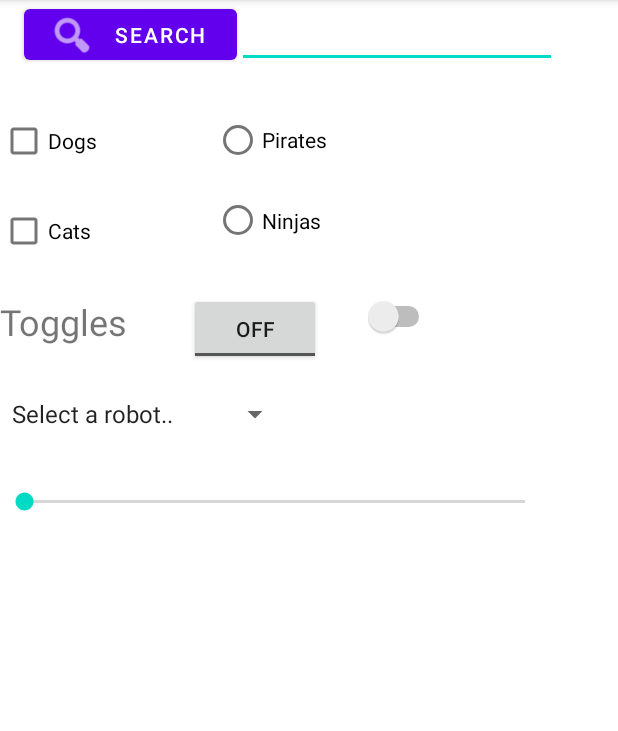
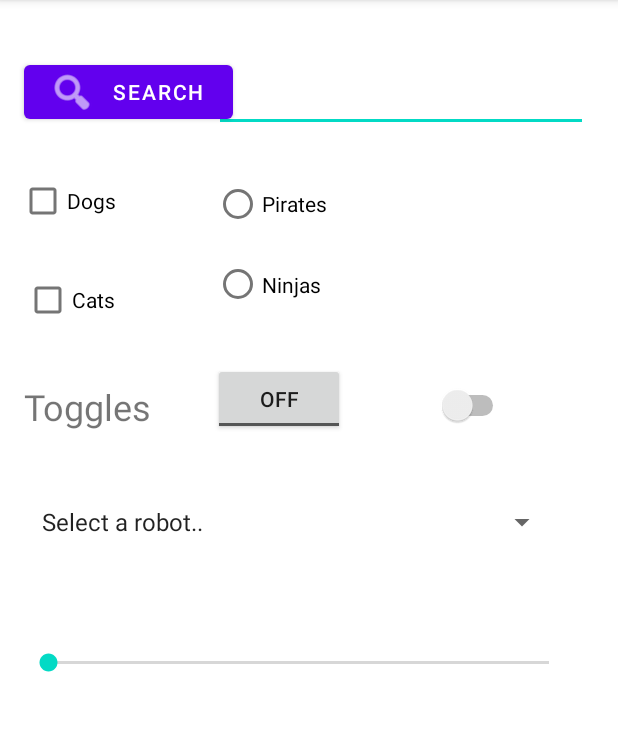
Before and after one commit to AlfredLouisCarpio/Carpio_IT-Elec2-1-30, an Android app: the ListActivity screen opened directly, with no data from a screen before it, on a phone screen of 412 x 824 dp, the part 84-815 px from its top. Run offline under Robolectric (Android 15) with nearby library versions, the phone set to English and light mode, and no system bars.

Commit message:
ListView Activity

```diff
--- a/app/src/main/res/layout/activity_list.xml
+++ b/app/src/main/res/layout/activity_list.xml
@@ -8,91 +8,116 @@
 
     <EditText
         android:id="@+id/editTextTextPersonName"
-        android:layout_width="wrap_content"
-        android:layout_height="wrap_content"
+        android:layout_width="249dp"
+        android:layout_height="52dp"
         android:ems="10"
         android:inputType="textPersonName"
+        app:layout_constraintBottom_toBottomOf="parent"
         app:layout_constraintEnd_toEndOf="parent"
-        app:layout_constraintHorizontal_bias="0.0"
-        app:layout_constraintStart_toEndOf="@+id/button2"
-        tools:layout_editor_absoluteY="36dp" />
+        app:layout_constraintHorizontal_bias="0.876"
+        app:layout_constraintStart_toStartOf="parent"
+        app:layout_constraintTop_toTopOf="parent"
+        app:layout_constraintVertical_bias="0.05" />
 
     <Button
         android:id="@+id/button2"
-        android:layout_width="142dp"
-        android:layout_height="46dp"
-        android:text="SEARCH"
+        android:layout_width="139dp"
+        android:layout_height="48dp"
+        android:text="@string/search"
         app:icon="@android:drawable/ic_menu_search"
+        app:layout_constraintBottom_toBottomOf="parent"
         app:layout_constraintEnd_toEndOf="parent"
         app:layout_constraintHorizontal_bias="0.059"
         app:layout_constraintStart_toStartOf="parent"
-        tools:layout_editor_absoluteY="35dp" />
+        app:layout_constraintTop_toTopOf="parent"
+        app:layout_constraintVertical_bias="0.052" />
 
     <CheckBox
         android:id="@+id/checkBox2"
         android:layout_width="wrap_content"
         android:layout_height="wrap_content"
-        android:layout_marginTop="24dp"
-        android:text="Dogs"
-        app:layout_constraintTop_toBottomOf="@+id/button2"
-        tools:layout_editor_absoluteX="16dp" />
+        android:text="@string/dogs"
+        app:layout_constraintBottom_toBottomOf="parent"
+        app:layout_constraintEnd_toEndOf="parent"
+        app:layout_constraintHorizontal_bias="0.037"
+        app:layout_constraintStart_toStartOf="parent"
+        app:layout_constraintTop_toTopOf="parent"
+        app:layout_constraintVertical_bias="0.153" />
 
     <CheckBox
         android:id="@+id/checkBox3"
         android:layout_width="wrap_content"
         android:layout_height="wrap_content"
-        android:layout_marginTop="12dp"
-        android:text="Cats"
-        app:layout_constraintTop_toBottomOf="@+id/checkBox2"
-        tools:layout_editor_absoluteX="16dp" />
+        android:text="@string/cats"
+        app:layout_constraintBottom_toBottomOf="parent"
+        app:layout_constraintEnd_toEndOf="parent"
+        app:layout_constraintHorizontal_bias="0.045"
+        app:layout_constraintStart_toStartOf="parent"
+        app:layout_constraintTop_toTopOf="parent"
+        app:layout_constraintVertical_bias="0.244" />
 
     <TextView
         android:id="@+id/textView3"
         android:layout_width="106dp"
         android:layout_height="45dp"
-        android:layout_marginTop="20dp"
-        android:text="Toggles"
+        android:text="@string/toggles"
         android:textSize="24sp"
-        app:layout_constraintTop_toBottomOf="@+id/checkBox3"
-        tools:layout_editor_absoluteX="16dp" />
+        app:layout_constraintBottom_toBottomOf="parent"
+        app:layout_constraintEnd_toEndOf="parent"
+        app:layout_constraintHorizontal_bias="0.052"
+        app:layout_constraintStart_toStartOf="parent"
+        app:layout_constraintTop_toTopOf="parent"
+        app:layout_constraintVertical_bias="0.352" />
 
     <ToggleButton
-        android:id="@+id/toggleButton"
+        android:id="@+id/ToggleButton"
         android:layout_width="wrap_content"
         android:layout_height="wrap_content"
         android:layout_marginStart="20dp"
-        android:layout_marginTop="16dp"
-        android:text="ToggleButton"
+        android:layout_marginTop="20dp"
+        android:text="@string/togglebutton"
+        app:layout_constraintEnd_toEndOf="parent"
+        app:layout_constraintHorizontal_bias="0.0"
         app:layout_constraintStart_toEndOf="@+id/textView3"
         app:layout_constraintTop_toBottomOf="@+id/radioGroup" />
 
     <Switch
         android:id="@+id/switch1"
-        android:layout_width="wrap_content"
-        android:layout_height="wrap_content"
-        android:layout_marginStart="28dp"
-        android:layout_marginTop="152dp"
-        app:layout_constraintStart_toEndOf="@+id/toggleButton"
-        app:layout_constraintTop_toBottomOf="@+id/editTextTextPersonName" />
+        android:layout_width="82dp"
+        android:layout_height="56dp"
+        android:layout_marginStart="48dp"
+        app:layout_constraintBottom_toBottomOf="parent"
+        app:layout_constraintEnd_toEndOf="parent"
+        app:layout_constraintHorizontal_bias="0.743"
+        app:layout_constraintStart_toStartOf="parent"
+        app:layout_constraintTop_toTopOf="parent"
+        app:layout_constraintVertical_bias="0.34"
+        tools:ignore="UseSwitchCompatOrMaterialXml" />
 
     <Spinner
         android:id="@+id/spinner"
-        android:layout_width="194dp"
-        android:layout_height="25dp"
+        android:layout_width="352dp"
+        android:layout_height="64dp"
         android:layout_marginTop="20dp"
         android:entries="@array/robots"
         android:spinnerMode="dropdown"
-        app:layout_constraintTop_toBottomOf="@+id/textView3"
-        tools:layout_editor_absoluteX="16dp" />
+        app:layout_constraintBottom_toBottomOf="parent"
+        app:layout_constraintEnd_toEndOf="parent"
+        app:layout_constraintHorizontal_bias="0.333"
+        app:layout_constraintStart_toStartOf="parent"
+        app:layout_constraintTop_toTopOf="parent"
+        app:layout_constraintVertical_bias="0.433" />
 
     <SeekBar
         android:id="@+id/seekBar2"
         android:layout_width="366dp"
         android:layout_height="28dp"
         app:layout_constraintBottom_toBottomOf="parent"
-        app:layout_constraintTop_toBottomOf="@+id/spinner"
-        app:layout_constraintVertical_bias="0.071"
-        tools:layout_editor_absoluteX="16dp" />
+        app:layout_constraintEnd_toEndOf="parent"
+        app:layout_constraintHorizontal_bias="0.355"
+        app:layout_constraintStart_toStartOf="parent"
+        app:layout_constraintTop_toTopOf="parent"
+        app:layout_constraintVertical_bias="0.578" />
 
     <RadioGroup
         android:id="@+id/radioGroup"
@@ -108,13 +133,13 @@
             android:id="@+id/radioButton"
             android:layout_width="match_parent"
             android:layout_height="wrap_content"
-            android:text="Pirates" />
+            android:text="@string/pirates" />
 
         <RadioButton
             android:id="@+id/radioButton2"
             android:layout_width="match_parent"
             android:layout_height="59dp"
-            android:text="Ninjas" />
+            android:text="@string/ninjas" />
     </RadioGroup>
 
 </androidx.constraintlayout.widget.ConstraintLayout>
--- a/app/src/main/res/values/strings.xml
+++ b/app/src/main/res/values/strings.xml
@@ -4,4 +4,11 @@
     <string name="subject">Subject</string>
     <string name="message">Message</string>
     <string name="send">Send</string>
+    <string name="ninjas">Ninjas</string>
+    <string name="pirates">Pirates</string>
+    <string name="togglebutton">ToggleButton</string>
+    <string name="toggles">Toggles</string>
+    <string name="cats">Cats</string>
+    <string name="dogs">Dogs</string>
+    <string name="search">SEARCH</string>
 </resources>
```
